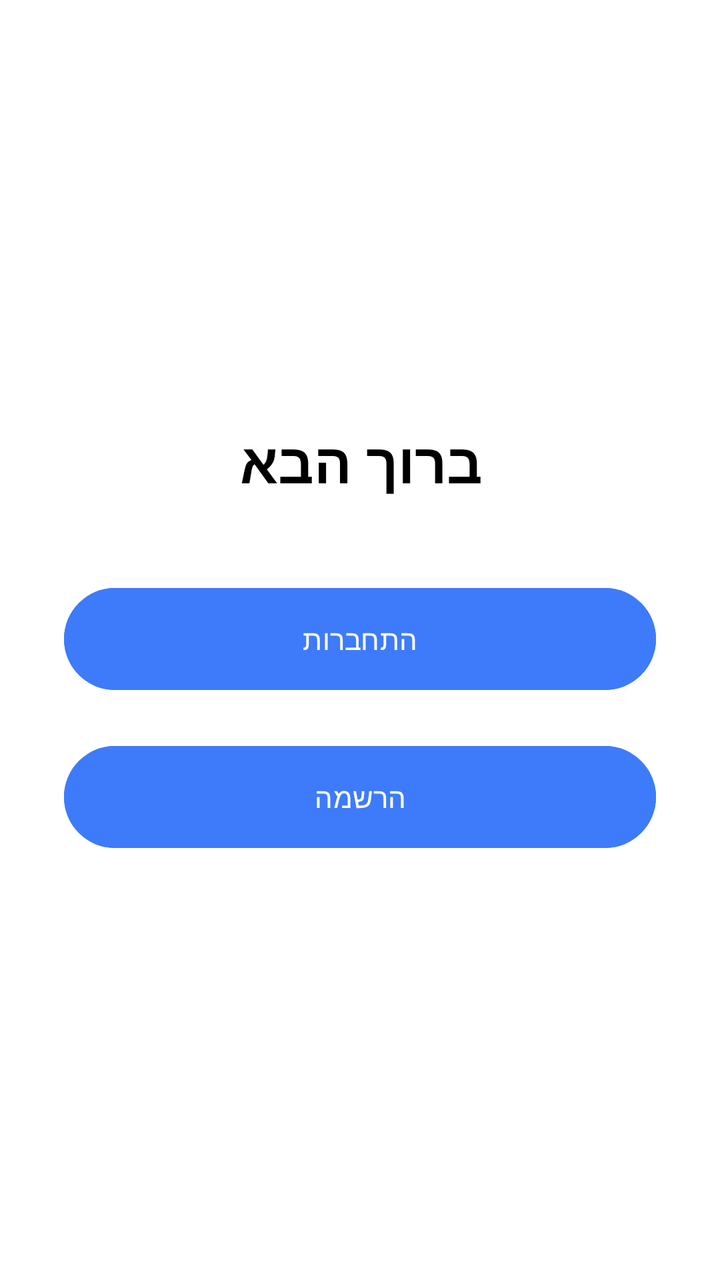
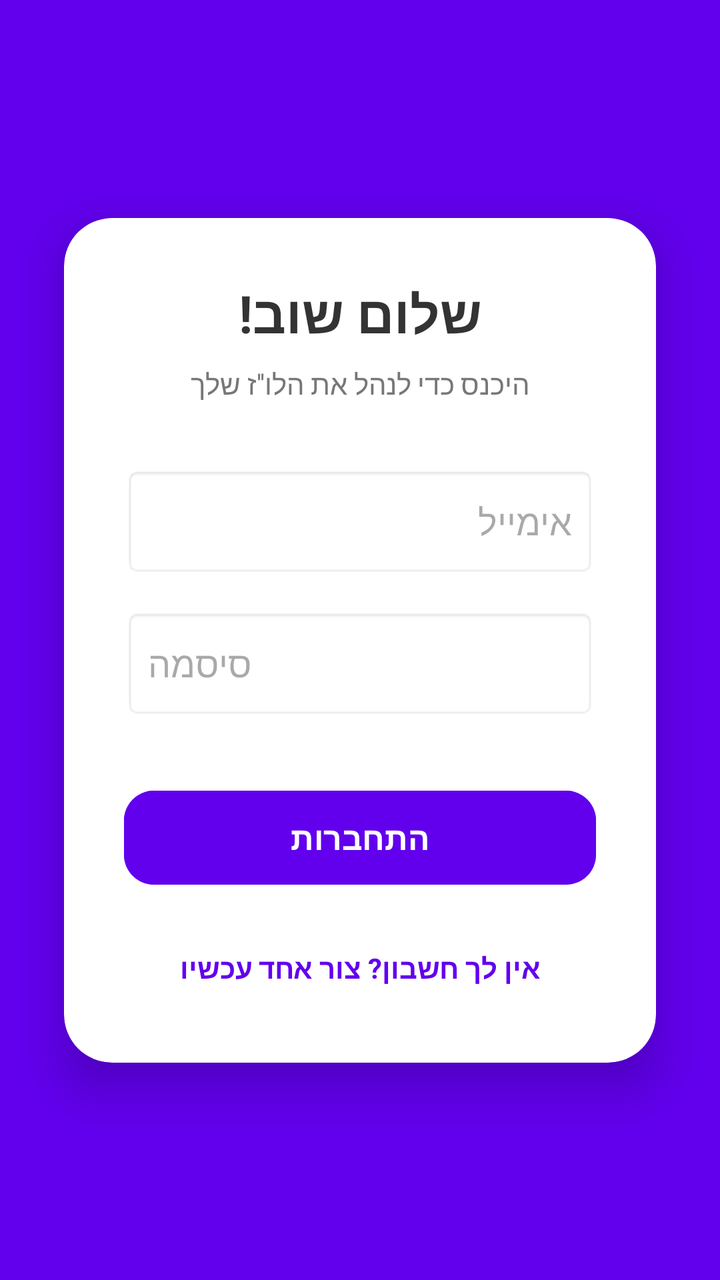

Before-and-after screenshots of an Android layout around one commit, followed by the original layout XML and the change that was made.
<!-- AndroidManifest.xml: application theme Theme.MyScheduleApp20 -->
<!-- res/layout/activity_main.xml -->
<?xml version="1.0" encoding="utf-8"?>
<LinearLayout xmlns:android="http://schemas.android.com/apk/res/android"
    android:layout_width="match_parent"
    android:layout_height="match_parent"
    android:orientation="vertical"
    android:gravity="center"
    android:padding="32dp"
    android:background="#FFFFFF">

    <TextView
        android:id="@+id/tvTitle"
        android:layout_width="wrap_content"
        android:layout_height="wrap_content"
        android:text="ברוך הבא"
        android:textSize="28sp"
        android:textStyle="bold"
        android:textColor="#000000"
        android:layout_marginBottom="40dp" />

    <Button
        android:id="@+id/btnLogin"
        android:layout_width="match_parent"
        android:layout_height="wrap_content"
        android:text="התחברות"
        android:backgroundTint="#3E7BFA"
        android:textColor="#FFFFFF"
        android:padding="16dp"
        android:layout_marginBottom="20dp" />

    <Button
        android:id="@+id/btnSignUp"
        android:layout_width="match_parent"
        android:layout_height="wrap_content"
        android:text="הרשמה"
        android:backgroundTint="#3E7BFA"
        android:textColor="#FFFFFF"
        android:padding="16dp" />

</LinearLayout>
<!-- resources referenced by this layout -->
<resources>
  <style name="Theme.MyScheduleApp20" parent="Base.Theme.MyScheduleApp20" />
  <style name="Base.Theme.MyScheduleApp20" parent="Theme.Material3.DayNight.NoActionBar">
          
          
      </style>
</resources>

<!-- the commit's change to res/layout/activity_main.xml (unified diff, before → after) -->
@@ -1,39 +1,88 @@
 <?xml version="1.0" encoding="utf-8"?>
-<LinearLayout xmlns:android="http://schemas.android.com/apk/res/android"
+<androidx.constraintlayout.widget.ConstraintLayout
+    xmlns:android="http://schemas.android.com/apk/res/android"
+    xmlns:app="http://schemas.android.com/apk/res-auto"
     android:layout_width="match_parent"
     android:layout_height="match_parent"
-    android:orientation="vertical"
-    android:gravity="center"
-    android:padding="32dp"
-    android:background="#FFFFFF">
+    android:background="@color/purple_primary"> <androidx.cardview.widget.CardView
+    android:layout_width="0dp"
+    android:layout_height="wrap_content"
+    android:layout_margin="32dp"
+    app:cardCornerRadius="24dp"
+    app:cardElevation="15dp"
+    app:layout_constraintBottom_toBottomOf="parent"
+    app:layout_constraintEnd_toEndOf="parent"
+    app:layout_constraintStart_toStartOf="parent"
+    app:layout_constraintTop_toTopOf="parent">
 
-    <TextView
-        android:id="@+id/tvTitle"
-        android:layout_width="wrap_content"
-        android:layout_height="wrap_content"
-        android:text="ברוך הבא"
-        android:textSize="28sp"
-        android:textStyle="bold"
-        android:textColor="#000000"
-        android:layout_marginBottom="40dp" />
-
-    <Button
-        android:id="@+id/btnLogin"
+    <LinearLayout
         android:layout_width="match_parent"
         android:layout_height="wrap_content"
-        android:text="התחברות"
-        android:backgroundTint="#3E7BFA"
-        android:textColor="#FFFFFF"
-        android:padding="16dp"
-        android:layout_marginBottom="20dp" />
+        android:orientation="vertical"
+        android:padding="30dp">
 
-    <Button
-        android:id="@+id/btnSignUp"
-        android:layout_width="match_parent"
-        android:layout_height="wrap_content"
-        android:text="הרשמה"
-        android:backgroundTint="#3E7BFA"
-        android:textColor="#FFFFFF"
-        android:padding="16dp" />
+        <TextView
+            android:layout_width="wrap_content"
+            android:layout_height="wrap_content"
+            android:text="שלום שוב!"
+            android:textSize="26sp"
+            android:textStyle="bold"
+            android:textColor="#333333"
+            android:layout_gravity="center"
+            android:layout_marginBottom="8dp"/>
 
-</LinearLayout>
+        <TextView
+            android:layout_width="wrap_content"
+            android:layout_height="wrap_content"
+            android:text="היכנס כדי לנהל את הלו''ז שלך"
+            android:textSize="14sp"
+            android:textColor="#777777"
+            android:layout_gravity="center"
+            android:layout_marginBottom="32dp"/>
+
+        <EditText
+            android:id="@+id/edtEmail"
+            android:layout_width="match_parent"
+            android:layout_height="55dp"
+            android:hint="אימייל"
+            android:inputType="textEmailAddress"
+            android:background="@android:drawable/editbox_background"
+            android:padding="12dp"
+            android:layout_marginBottom="16dp"/>
+
+        <EditText
+            android:id="@+id/edtPassword"
+            android:layout_width="match_parent"
+            android:layout_height="55dp"
+            android:hint="סיסמה"
+            android:inputType="textPassword"
+            android:background="@android:drawable/editbox_background"
+            android:padding="12dp"
+            android:layout_marginBottom="32dp"/>
+
+        <Button
+            android:id="@+id/btnLogin"
+            android:layout_width="match_parent"
+            android:layout_height="55dp"
+            android:text="התחברות"
+            android:textSize="16sp"
+            android:textStyle="bold"
+            android:backgroundTint="@color/purple_primary"
+            android:textColor="#FFFFFF"
+            app:cornerRadius="15dp" />
+
+        <TextView
+            android:id="@+id/btnRegister"
+            android:layout_width="wrap_content"
+            android:layout_height="wrap_content"
+            android:text="אין לך חשבון? צור אחד עכשיו"
+            android:textColor="@color/purple_primary"
+            android:textStyle="bold"
+            android:layout_gravity="center"
+            android:layout_marginTop="20dp"
+            android:padding="8dp"/>
+
+    </LinearLayout>
+</androidx.cardview.widget.CardView>
+
+</androidx.constraintlayout.widget.ConstraintLayout>
<!-- resource entries referenced after the edit -->
@@ -1,9 +1,15 @@
 <!-- resources referenced by this layout -->
 <resources>
+  <color name="purple_primary">#6200EE</color>
   <style name="Theme.MyScheduleApp20" parent="Base.Theme.MyScheduleApp20" />
   <style name="Base.Theme.MyScheduleApp20" parent="Theme.Material3.DayNight.NoActionBar">
-          
-          
+          <item name="colorPrimary">@color/purple_primary</item>
+          <item name="colorOnPrimary">@color/on_primary</item>
+          <item name="android:windowBackground">@color/background_light</item>
+          <item name="android:statusBarColor">@color/purple_variant</item>
       </style>
+  <color name="on_primary">#FFFFFF</color>
+  <color name="background_light">#F5F5F7</color>
+  <color name="purple_variant">#3700B3</color>
 </resources>
 
